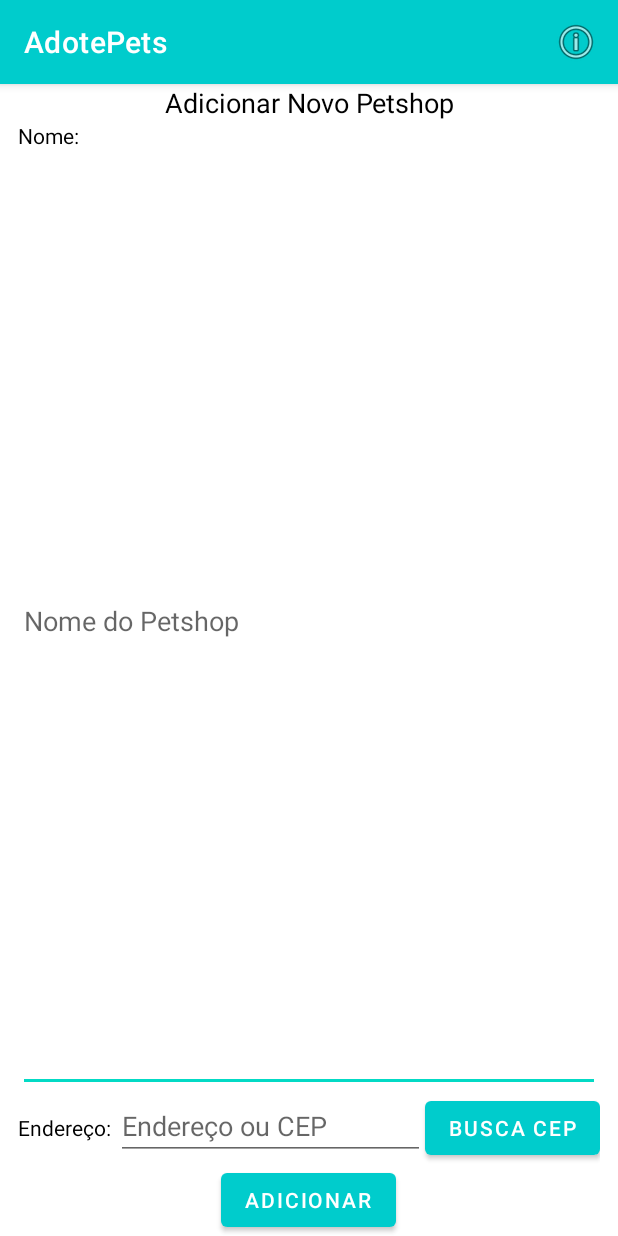
After one commit to uriellopes/AdotePets, an Android app: the AdicionarPetshop screen opened directly, with no data from a screen before it, on a phone screen of 412 x 824 dp. The commit adds this screen. Run offline under Robolectric (Android 15) with nearby library versions, the light colour scheme and no system bars.

Commit message:
Adicionado: GerenciarPetshops, AddPetshops, TarefaAssincrona + Busca de Cep; Atualizado: Classes de conexão com o banco, classe modelo, e alguns layouts

```diff
--- /dev/null
+++ b/app/src/main/java/com/example/adotepets/AdicionarPetshop.java
@@ -0,0 +1,57 @@
+package com.example.adotepets;
+
+import androidx.annotation.NonNull;
+import androidx.appcompat.app.AppCompatActivity;
+import androidx.fragment.app.FragmentManager;
+
+import android.content.Intent;
+import android.os.Bundle;
+import android.view.Menu;
+import android.view.MenuItem;
+
+import com.example.adotepets.fragments.AdcionarPetFragment;
+import com.example.adotepets.fragments.AdicionarPetshopFragment;
+import com.example.adotepets.fragments.InfoDialogFragment;
+import com.example.adotepets.model.Pet;
+import com.example.adotepets.model.Petshop;
+
+public class AdicionarPetshop extends AppCompatActivity implements AdicionarPetshopFragment.clickAdicionarPetshop{
+
+    private FragmentManager manager;
+
+    @Override
+    protected void onCreate(Bundle savedInstanceState) {
+        super.onCreate(savedInstanceState);
+        setContentView(R.layout.activity_adicionar_petshop);
+
+        manager = getSupportFragmentManager();
+    }
+
+    @Override
+    public boolean onCreateOptionsMenu(Menu menu) {
+        getMenuInflater().inflate(R.menu.menu, menu);
+        return true;
+    }
+
+    @Override
+    public boolean onOptionsItemSelected(@NonNull MenuItem item) {
+        if( item.getItemId() == R.id.menu_info ) {
+            InfoDialogFragment dialog = new InfoDialogFragment();
+            dialog.show(manager, "INFO");
+        }
+        return super.onOptionsItemSelected(item);
+    }
+
+    @Override
+    public void adicionouPetshop(Petshop petshop) {
+        Intent i = new Intent();
+        i.putExtra("novo_petshop", petshop);
+        setResult(RESULT_OK, i);
+        finish();
+    }
+
+    @Override
+    public void onPointerCaptureChanged(boolean hasCapture) {
+        super.onPointerCaptureChanged(hasCapture);
+    }
+}
--- a/app/src/main/java/com/example/adotepets/utils/DBHelper.java
+++ b/app/src/main/java/com/example/adotepets/utils/DBHelper.java
@@ -34,11 +34,7 @@ public class DBHelper extends SQLiteOpenHelper {
         String sql_petshop = "CREATE TABLE IF NOT EXISTS " + TABELA_PETSHOP +
                 " (id INTEGER PRIMARY KEY AUTOINCREMENT NOT NULL, " +
                 "nome VARCHAR(50) NOT NULL, " +
-                "cep VARCHAR(50) NOT NULL, " +
-                "logradouro VARCHAR(255) NOT NULL, " +
-                "numero INTEGER NOT NULL, " +
-                "bairro VARCHAR(50) NOT NULL, " +
-                "uf VARCHAR(50) NOT NULL);";
+                "endereco VARCHAR(255) NOT NULL);";
 
         try {
             db.execSQL(sql_pet);
--- /dev/null
+++ b/app/src/main/res/layout/activity_adicionar_petshop.xml
@@ -0,0 +1,14 @@
+<?xml version="1.0" encoding="utf-8"?>
+<LinearLayout
+    android:layout_width="match_parent"
+    android:layout_height="match_parent"
+    android:orientation="horizontal"
+    xmlns:android="http://schemas.android.com/apk/res/android">
+
+    <fragment
+        android:layout_width="match_parent"
+        android:layout_height="match_parent"
+        android:name="com.example.adotepets.fragments.AdicionarPetshopFragment"
+        android:id="@+id/fragmentAdicionarPetshop" />
+
+</LinearLayout>
--- /dev/null
+++ b/app/src/main/res/layout/fragment_adicionar_petshop.xml
@@ -0,0 +1,67 @@
+<?xml version="1.0" encoding="utf-8"?>
+<LinearLayout
+    xmlns:android="http://schemas.android.com/apk/res/android"
+    android:layout_height="wrap_content"
+    android:layout_width="match_parent"
+    android:orientation="vertical"
+    android:paddingLeft="12dp"
+    android:paddingRight="12dp">
+
+    <TextView
+        android:layout_width="match_parent"
+        android:layout_height="wrap_content"
+        android:text="Adicionar Novo Petshop"
+        android:textColor="@color/black"
+        android:gravity="center"
+        android:textSize="18dp"/>
+
+    <TextView
+        android:layout_width="wrap_content"
+        android:layout_height="wrap_content"
+        android:textColor="@color/black"
+        android:text="Nome: "
+        android:labelFor="@+id/edit_nome"/>
+
+    <EditText
+        android:id="@+id/edit_nome"
+        android:layout_width="match_parent"
+        android:layout_height="0dp"
+        android:layout_weight="1"
+        android:hint="Nome do Petshop"
+        android:maxLines="1" />
+
+    <LinearLayout
+        android:layout_height="wrap_content"
+        android:layout_width="match_parent"
+        android:orientation="horizontal">
+        <TextView
+            android:layout_width="wrap_content"
+            android:layout_height="wrap_content"
+            android:text="Endereço: "
+            android:textColor="@color/black"
+            android:labelFor="@+id/edit_Endereco"/>
+
+        <EditText
+            android:id="@+id/edit_Endereco"
+            android:layout_width="0dp"
+            android:layout_height="wrap_content"
+            android:layout_weight="1"
+            android:hint="Endereço ou CEP"
+            android:maxLines="1"
+            android:singleLine="true" />
+
+        <Button
+            android:id="@+id/btnBuscaCEP"
+            android:layout_width="wrap_content"
+            android:layout_height="wrap_content"
+            android:text="BUSCA CEP" />
+    </LinearLayout>
+
+    <Button
+        android:id="@+id/btnAddPetshop"
+        android:layout_width="wrap_content"
+        android:layout_height="wrap_content"
+        android:layout_gravity="center"
+        android:text="ADICIONAR" />
+
+</LinearLayout>
--- a/build.gradle
+++ b/build.gradle
@@ -5,7 +5,7 @@ buildscript {
         mavenCentral()
     }
     dependencies {
-        classpath "com.android.tools.build:gradle:7.0.4"
+        classpath 'com.android.tools.build:gradle:7.1.0'
 
         // NOTE: Do not place your application dependencies here; they belong
         // in the individual module build.gradle files
```
Also changed, not shown: app/src/main/AndroidManifest.xml (+7 -1 lines), app/src/main/java/com/example/adotepets/GerenciarPetshops.java (added, +31 -0 lines), app/src/main/java/com/example/adotepets/MainActivity.java (+17 -0 lines), app/src/main/java/com/example/adotepets/dao/PetshopDAO.java (+3 -15 lines), app/src/main/java/com/example/adotepets/fragments/AdicionarPetshopFragment.java (added, +192 -0 lines), app/src/main/java/com/example/adotepets/model/Petshop.java (+37 -30 lines), app/src/main/res/layout/activity_gerenciar_petshops.xml (added, +19 -0 lines), app/src/main/res/layout/activity_main.xml (+12 -0 lines), gradle/wrapper/gradle-wrapper.properties.
